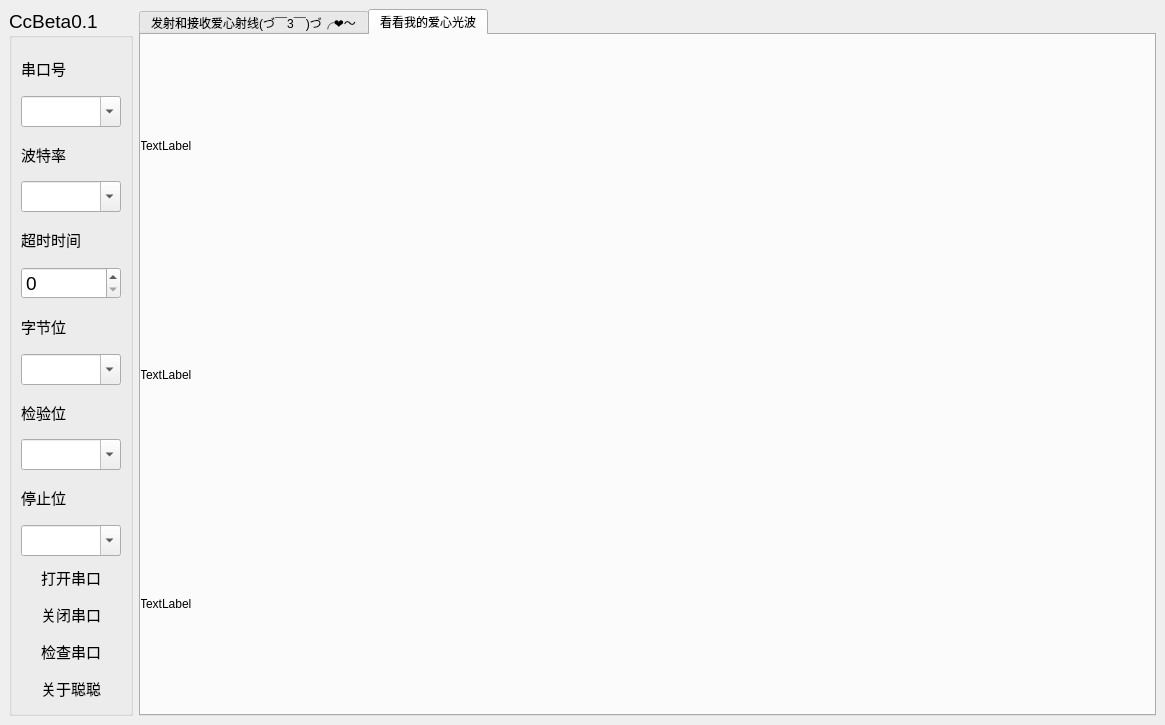
Old version of the form helloSeiral/mainwindow.ui in the repository ZHKU-Robot/pySerialPort.
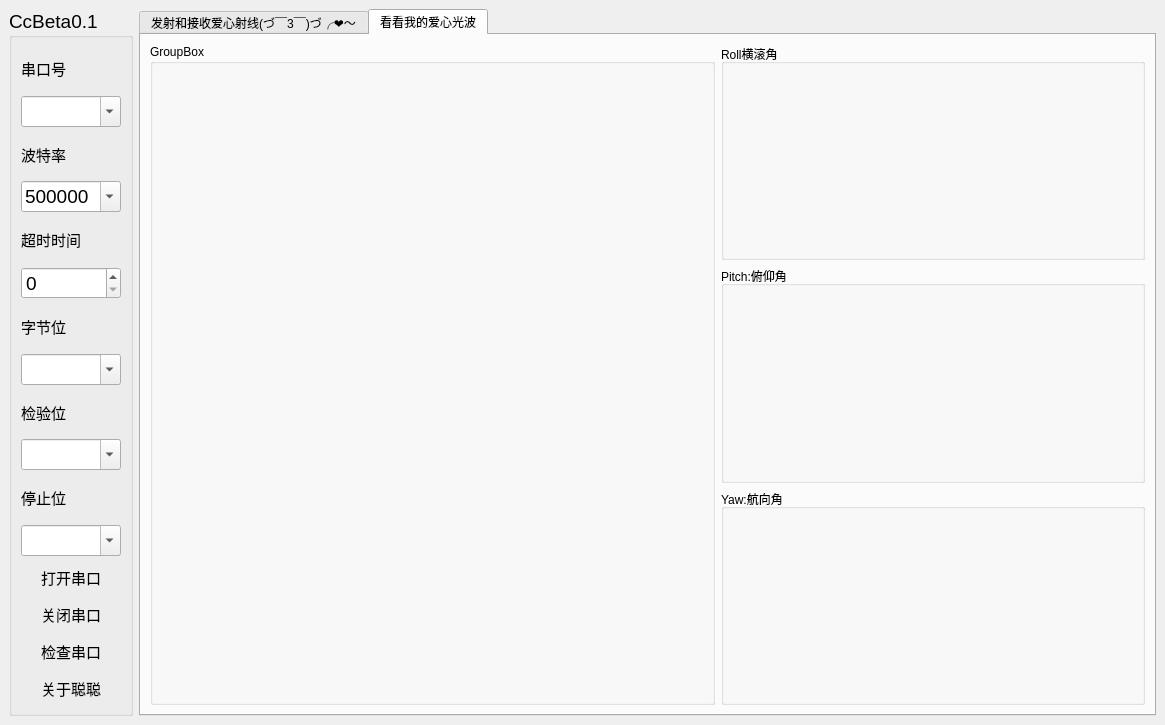
New version of the form. The open tabs and pages were chosen to show the change. Icons and pictures are not drawn.

```diff
--- a/helloSeiral/mainwindow.ui
+++ b/helloSeiral/mainwindow.ui
@@ -68,6 +68,9 @@
          <property name="editable">
           <bool>true</bool>
          </property>
+         <property name="currentText">
+          <string>500000</string>
+         </property>
         </widget>
        </item>
        <item>
@@ -791,39 +794,55 @@
          <attribute name="title">
           <string>看看我的爱心光波</string>
          </attribute>
-         <widget class="QWidget" name="verticalLayoutWidget_4">
-          <property name="geometry">
-           <rect>
-            <x>-1</x>
-            <y>-1</y>
-            <width>1021</width>
-            <height>681</height>
-           </rect>
-          </property>
-          <layout class="QVBoxLayout" name="verticalLayout_11">
+         <layout class="QHBoxLayout" name="horizontalLayout_6" stretch="4,3">
            <item>
-            <widget class="QLabel" name="label">
-             <property name="text">
-              <string>TextLabel</string>
+           <widget class="QGroupBox" name="groupBox">
+            <property name="title">
+             <string>GroupBox</string>
              </property>
             </widget>
            </item>
            <item>
-            <widget class="QLabel" name="label_2">
-             <property name="text">
-              <string>TextLabel</string>
-             </property>
+           <layout class="QVBoxLayout" name="verticalLayout_6" stretch="1,1,1">
+            <item>
+             <widget class="QGroupBox" name="rollgroupBox">
+              <property name="title">
+               <string>Roll横滚角</string>
+              </property>
+              <layout class="QHBoxLayout" name="horizontalLayout_8">
+               <item>
+                <layout class="QHBoxLayout" name="rollLayout"/>
+               </item>
+              </layout>
             </widget>
            </item>
            <item>
-            <widget class="QLabel" name="label_3">
-             <property name="text">
-              <string>TextLabel</string>
-             </property>
-            </widget>
-           </item>
-          </layout>
-         </widget>
+             <widget class="QGroupBox" name="pitchgroupBox_4">
+              <property name="title">
+               <string>Pitch:俯仰角</string>
+              </property>
+              <layout class="QHBoxLayout" name="horizontalLayout_9">
+               <item>
+                <layout class="QHBoxLayout" name="pitchLayout"/>
+               </item>
+              </layout>
+             </widget>
+            </item>
+            <item>
+             <widget class="QGroupBox" name="yawgroupBox_3">
+              <property name="title">
+               <string>Yaw:航向角</string>
+              </property>
+              <layout class="QHBoxLayout" name="horizontalLayout_7">
+               <item>
+                <layout class="QHBoxLayout" name="yawLayout"/>
+               </item>
+              </layout>
+             </widget>
+            </item>
+           </layout>
+          </item>
+         </layout>
         </widget>
        </widget>
       </item>
```
Left out of the diff: 29 changed lines with no effect on the pictures. Lines whose indentation alone changed are shown as unchanged.
